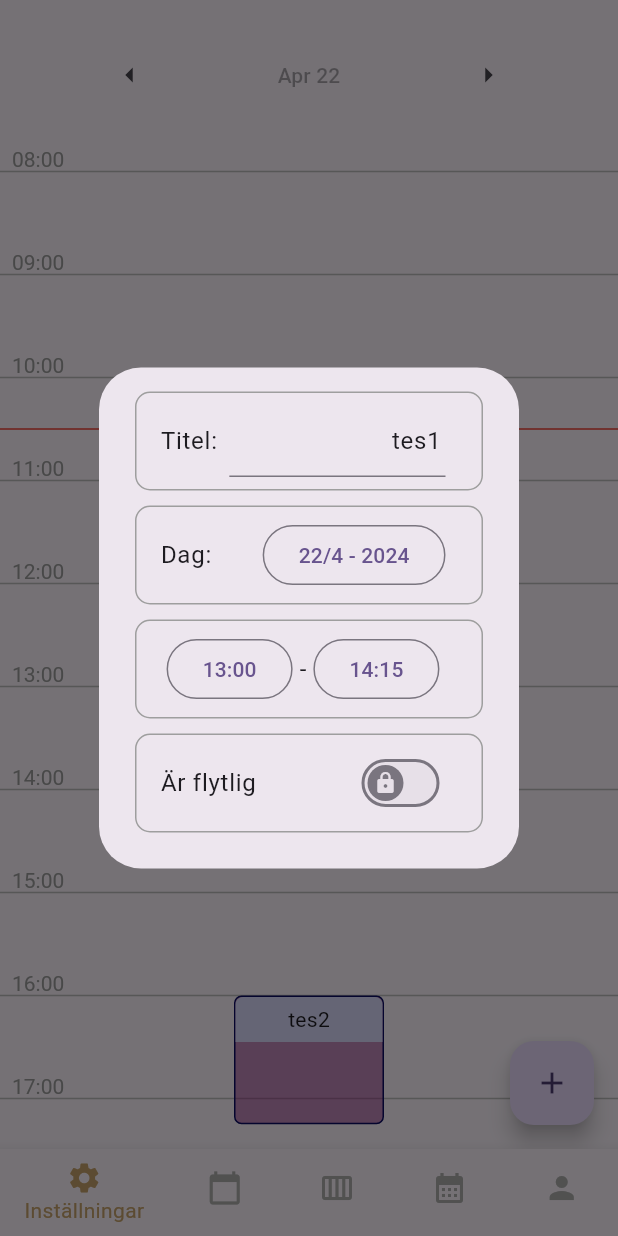
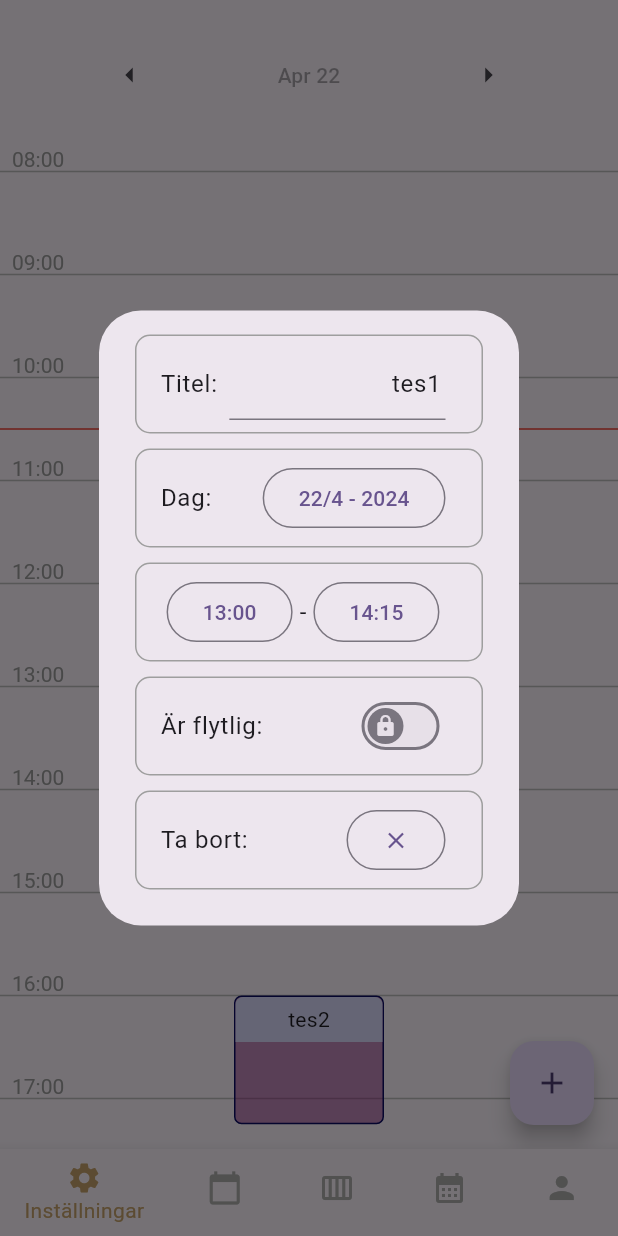
Before and after one commit to Emil0824/PlaneringsGuru, a Flutter app: the screen it shows after launch, after a tap on "tes1", on a phone screen of 412 x 824 dp. Run offline on Flutter 3.47's test engine with Material 3 defaults, Android fonts, the light colour scheme and no system bars; our stand-ins replace table_calendar.

Commit message:
fixed meny things

```diff
--- a/lib/classes/dayEvent.dart
+++ b/lib/classes/dayEvent.dart
@@ -47,7 +47,7 @@ class DayEvent{
   }
 
   static removeEvent(DayEvent event){
-
+    events.remove(event);
   }
 
 
--- a/lib/widgets/Event.dart
+++ b/lib/widgets/Event.dart
@@ -27,6 +27,7 @@ class _EventState extends State<Event> {
 
   @override
   Widget build(BuildContext context) {
+    scheduleData = DayEvent.getEvents();
     scheduleData += Event.currentOptionals;
 
     return LayoutBuilder(
@@ -324,7 +325,7 @@ class _EventState extends State<Event> {
                     title: Row(
                       mainAxisAlignment: MainAxisAlignment.spaceBetween,
                       children: [
-                        Text("Är flytlig"),
+                        Text("Är flytlig:"),
                         Switch(
                           value: element.isAuto,
                           thumbIcon: thumbIcon,
@@ -349,7 +350,37 @@ class _EventState extends State<Event> {
                 //  ),
                 //),
                 //IconButton(onPressed: onPressed, icon: icon),
+                SizedBox(height: 10,),
 
+                Container(
+                  decoration: BoxDecoration(
+                    border: Border.all(
+                      color: Colors.grey, // Choose your border color
+                      width: 1.0, // Adjust the border width
+                    ),
+                    borderRadius: BorderRadius.circular(10.0), // Adjust border radius as needed
+
+                    ),
+                    child: ListTile(
+                      title: Row(
+                      mainAxisAlignment: MainAxisAlignment.spaceBetween,
+                      children: [
+                        Text("Ta bort:"),
+                        OutlinedButton(
+                          onPressed: () {
+                            setState (() {
+                              DayEvent.removeEvent(element);
+                              Navigator.of(context).pop();
+                              widget.callback();
+                            });
+
+                          },
+                          child: Icon(Icons.close),
+                        ),
+                      ],
+                    )
+                    )
+                  )
               ],
             );
           }
```
